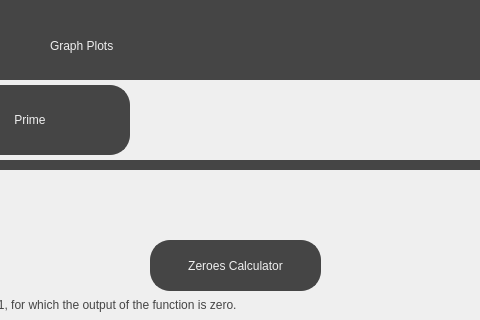
Before: the Qt Designer form src/ui/investigation_screens/zeta_zeroes_plot.ui in jackm245/Riemann-Hypothesis, drawn with Qt 5; both pictures show x 500 to 980 and y 0 to 320 of the 1340 by 722 pixel window.
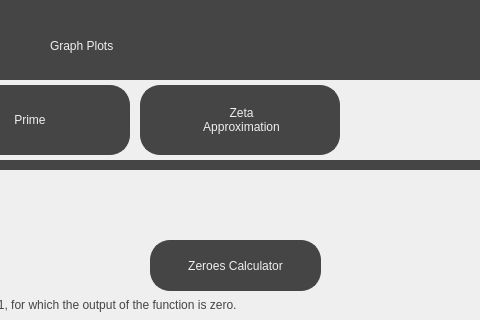
After: the same form once the commit is applied.

Patch:
```diff
--- a/src/ui/investigation_screens/zeta_zeroes_plot.ui
+++ b/src/ui/investigation_screens/zeta_zeroes_plot.ui
@@ -128,6 +128,49 @@
       <string>Prime</string>
      </property>
     </widget>
+    <widget class="QPushButton" name="ZetaApproximationTab">
+     <property name="geometry">
+      <rect>
+       <x>640</x>
+       <y>5</y>
+       <width>200</width>
+       <height>70</height>
+      </rect>
+     </property>
+     <property name="cursor">
+      <cursorShape>PointingHandCursor</cursorShape>
+     </property>
+     <property name="styleSheet">
+      <string notr="true">border-radius: 20px;
+background-color: rgba(0, 0, 0, 0);
+font: 18pt &quot;Sans Serif&quot;;
+</string>
+     </property>
+     <property name="text">
+      <string/>
+     </property>
+    </widget>
+    <widget class="QLabel" name="ZetaApproximationLabel">
+     <property name="geometry">
+      <rect>
+       <x>640</x>
+       <y>5</y>
+       <width>200</width>
+       <height>70</height>
+      </rect>
+     </property>
+     <property name="styleSheet">
+      <string notr="true">border: 2px solid;
+border-radius: 20px;
+border-color:rgb(69, 69, 69);
+background-color: rgb(69, 69, 69);
+font: 18pt &quot;Sans Serif&quot;; color:rgb(239, 239, 239);
+</string>
+     </property>
+     <property name="text">
+      <string>&lt;html&gt;&lt;head/&gt;&lt;body&gt;&lt;p align=&quot;center&quot;&gt;Zeta&lt;br/&gt;Approximation&lt;/p&gt;&lt;/body&gt;&lt;/html&gt;</string>
+     </property>
+    </widget>
    </widget>
    <widget class="QWidget" name="MainWidget" native="true">
     <property name="geometry">
```
